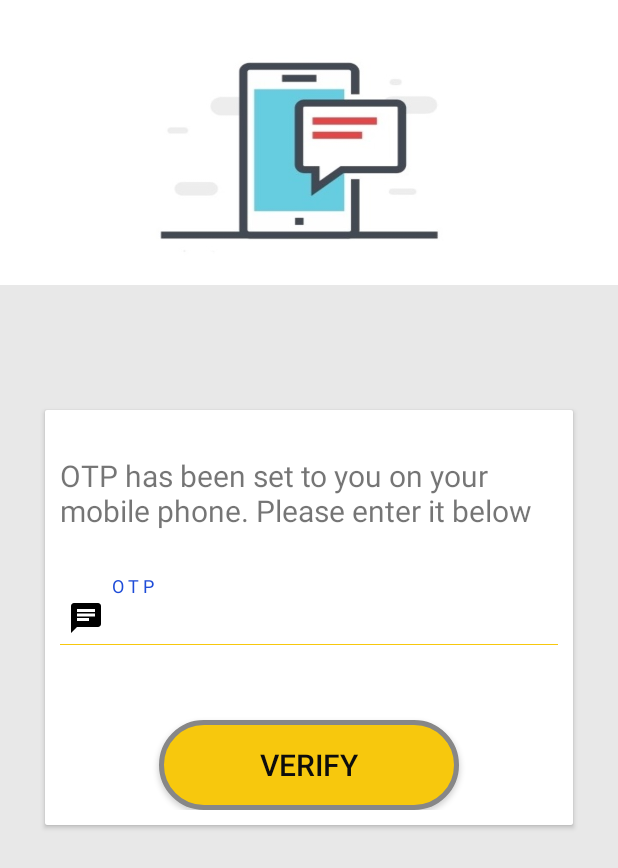
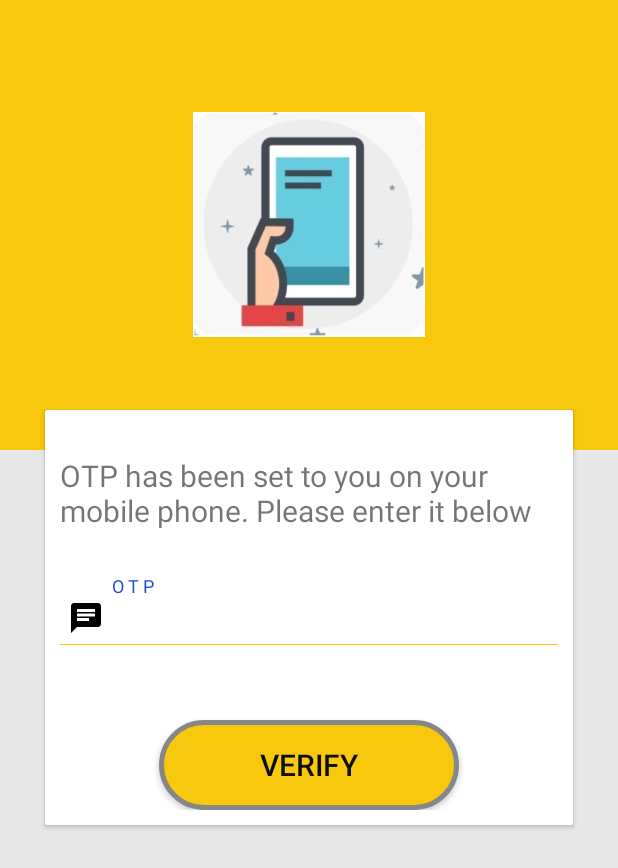
Before and after one commit to aaqadir/SmartLabour02, an Android app: the PverifyActivity screen opened directly, with no data from a screen before it, on a phone screen of 412 x 824 dp. Shown: the top 868 px of the screen. Run offline under Robolectric (Android 15) with nearby library versions, the phone set to English and light mode, and no system bars; plain views replace OptRoundCardView.

Commit message:
Hello first upload UI

```diff
--- a/app/src/main/res/layout/activity_pverify.xml
+++ b/app/src/main/res/layout/activity_pverify.xml
@@ -9,13 +9,21 @@
     tools:context=".PverifyActivity"
     android:background="#e8e8e8"  >
 
-    <LinearLayout
+    <RelativeLayout
         android:id="@+id/upperLayout"
         android:layout_width="match_parent"
-        android:layout_height="190dp"
-        android:background="@drawable/otp2"
+        android:layout_height="300dp"
+        android:background="@color/colorPrimary"
         android:orientation="vertical">
-    </LinearLayout>
+
+        <ImageView
+            android:id="@+id/imageView3"
+            android:layout_width="200dp"
+            android:layout_height="150dp"
+            android:layout_centerInParent="true"
+            android:src="@drawable/mobile"/>
+
+    </RelativeLayout>
     <RelativeLayout
         android:layout_width="wrap_content"
         android:layout_height="wrap_content"
@@ -87,6 +95,7 @@
             </LinearLayout>
             </ScrollView>
 
+
         </com.github.captain_miao.optroundcardview.OptRoundCardView>
     </RelativeLayout>
 </RelativeLayout>
```
Also changed, not shown: app/src/main/res/drawable/mobile.png (added), app/src/main/res/drawable/otp.jpg (deleted), app/src/main/res/drawable/otp3.png (added).
